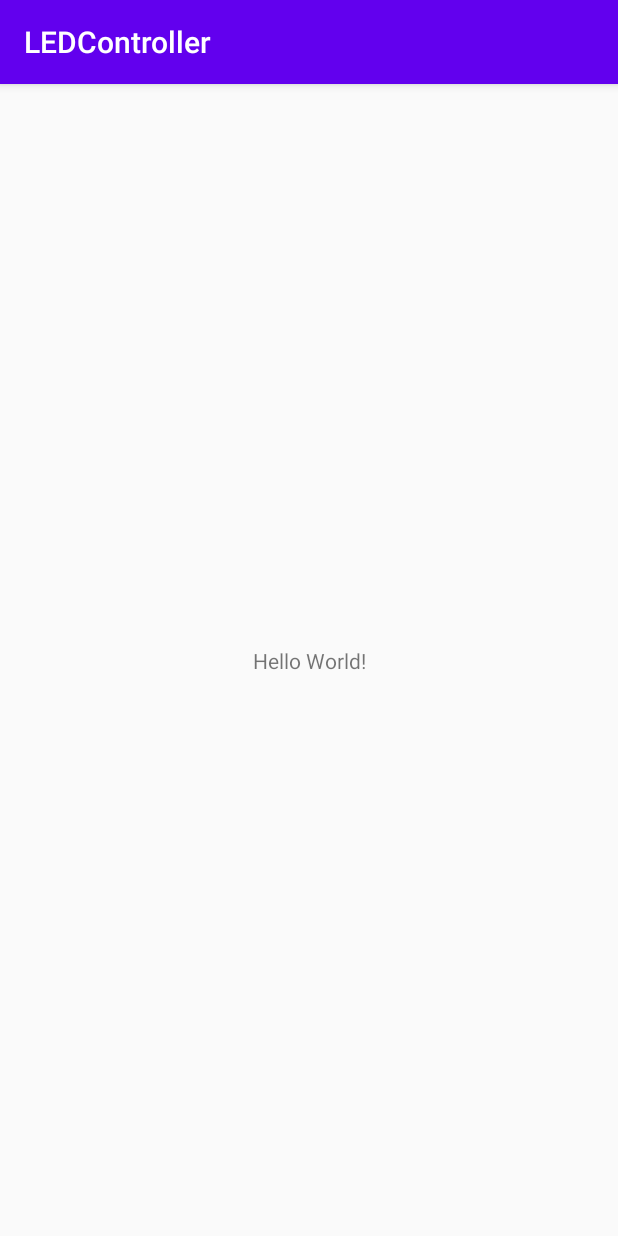
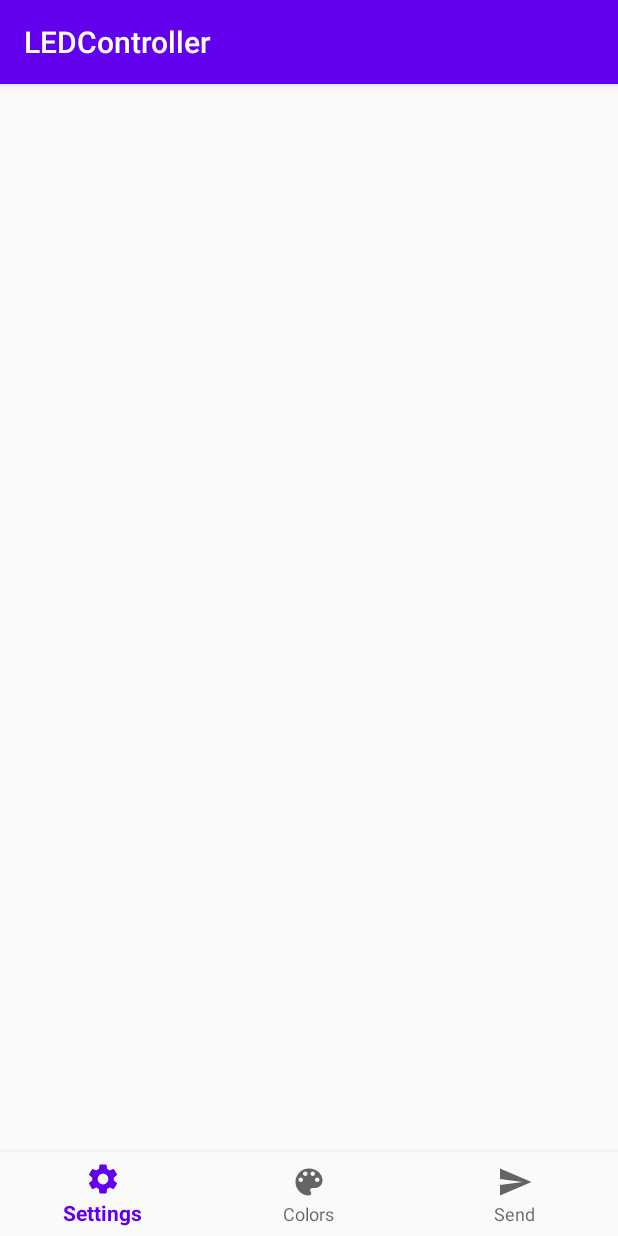
Before and after one commit to Lazloian/LEDControllerV2, an Android app: the screen it shows after launch (MainActivity), on a phone screen of 412 x 824 dp. Run offline under Robolectric (Android 15) with nearby library versions, the light colour scheme and no system bars.

Commit message:
added android app

```diff
--- a/AndroidApp/LEDController/app/build.gradle
+++ b/AndroidApp/LEDController/app/build.gradle
@@ -27,6 +27,7 @@ dependencies {
     implementation fileTree(dir: 'libs', include: ['*.jar'])
 
     implementation 'androidx.appcompat:appcompat:1.1.0'
+    implementation 'com.google.android.material:material:1.1.0'
     implementation 'androidx.constraintlayout:constraintlayout:1.1.3'
     testImplementation 'junit:junit:4.12'
     androidTestImplementation 'androidx.test.ext:junit:1.1.1'
--- /dev/null
+++ b/AndroidApp/LEDController/app/src/main/res/drawable/ic_color_lens_black_24dp.xml
@@ -0,0 +1,9 @@
+<vector xmlns:android="http://schemas.android.com/apk/res/android"
+        android:width="24dp"
+        android:height="24dp"
+        android:viewportWidth="24.0"
+        android:viewportHeight="24.0">
+    <path
+        android:fillColor="#FF000000"
+        android:pathData="M12,3c-4.97,0 -9,4.03 -9,9s4.03,9 9,9c0.83,0 1.5,-0.67 1.5,-1.5 0,-0.39 -0.15,-0.74 -0.39,-1.01 -0.23,-0.26 -0.38,-0.61 -0.38,-0.99 0,-0.83 0.67,-1.5 1.5,-1.5L16,16c2.76,0 5,-2.24 5,-5 0,-4.42 -4.03,-8 -9,-8zM6.5,12c-0.83,0 -1.5,-0.67 -1.5,-1.5S5.67,9 6.5,9 8,9.67 8,10.5 7.33,12 6.5,12zM9.5,8C8.67,8 8,7.33 8,6.5S8.67,5 9.5,5s1.5,0.67 1.5,1.5S10.33,8 9.5,8zM14.5,8c-0.83,0 -1.5,-0.67 -1.5,-1.5S13.67,5 14.5,5s1.5,0.67 1.5,1.5S15.33,8 14.5,8zM17.5,12c-0.83,0 -1.5,-0.67 -1.5,-1.5S16.67,9 17.5,9s1.5,0.67 1.5,1.5 -0.67,1.5 -1.5,1.5z"/>
+</vector>
--- /dev/null
+++ b/AndroidApp/LEDController/app/src/main/res/drawable/ic_send_black_24dp.xml
@@ -0,0 +1,9 @@
+<vector xmlns:android="http://schemas.android.com/apk/res/android"
+        android:width="24dp"
+        android:height="24dp"
+        android:viewportWidth="24.0"
+        android:viewportHeight="24.0">
+    <path
+        android:fillColor="#FF000000"
+        android:pathData="M2.01,21L23,12 2.01,3 2,10l15,2 -15,2z"/>
+</vector>
--- /dev/null
+++ b/AndroidApp/LEDController/app/src/main/res/drawable/ic_settings_black_24dp.xml
@@ -0,0 +1,9 @@
+<vector xmlns:android="http://schemas.android.com/apk/res/android"
+        android:width="24dp"
+        android:height="24dp"
+        android:viewportWidth="24"
+        android:viewportHeight="24">
+    <path
+        android:fillColor="#FF000000"
+        android:pathData="M19.1,12.9a2.8,2.8 0,0 0,0.1 -0.9,2.8 2.8,0 0,0 -0.1,-0.9l2.1,-1.6a0.7,0.7 0,0 0,0.1 -0.6L19.4,5.5a0.7,0.7 0,0 0,-0.6 -0.2l-2.4,1a6.5,6.5 0,0 0,-1.6 -0.9l-0.4,-2.6a0.5,0.5 0,0 0,-0.5 -0.4H10.1a0.5,0.5 0,0 0,-0.5 0.4L9.3,5.4a5.6,5.6 0,0 0,-1.7 0.9l-2.4,-1a0.4,0.4 0,0 0,-0.5 0.2l-2,3.4c-0.1,0.2 0,0.4 0.2,0.6l2,1.6a2.8,2.8 0,0 0,-0.1 0.9,2.8 2.8,0 0,0 0.1,0.9L2.8,14.5a0.7,0.7 0,0 0,-0.1 0.6l1.9,3.4a0.7,0.7 0,0 0,0.6 0.2l2.4,-1a6.5,6.5 0,0 0,1.6 0.9l0.4,2.6a0.5,0.5 0,0 0,0.5 0.4h3.8a0.5,0.5 0,0 0,0.5 -0.4l0.3,-2.6a5.6,5.6 0,0 0,1.7 -0.9l2.4,1a0.4,0.4 0,0 0,0.5 -0.2l2,-3.4c0.1,-0.2 0,-0.4 -0.2,-0.6ZM12,15.6A3.6,3.6 0,1 1,15.6 12,3.6 3.6,0 0,1 12,15.6Z"/>
+</vector>
--- a/AndroidApp/LEDController/app/src/main/res/layout/activity_main.xml
+++ b/AndroidApp/LEDController/app/src/main/res/layout/activity_main.xml
@@ -6,13 +6,19 @@
     android:layout_height="match_parent"
     tools:context=".MainActivity">
 
-    <TextView
-        android:layout_width="wrap_content"
-        android:layout_height="wrap_content"
-        android:text="Hello World!"
-        app:layout_constraintBottom_toBottomOf="parent"
-        app:layout_constraintLeft_toLeftOf="parent"
-        app:layout_constraintRight_toRightOf="parent"
+    <FrameLayout
+        android:id="@+id/fragment_container"
+        android:layout_width="match_parent"
+        android:layout_height="0dp"
+        app:layout_constraintBottom_toTopOf="@+id/bottom_navigation"
         app:layout_constraintTop_toTopOf="parent" />
 
+    <com.google.android.material.bottomnavigation.BottomNavigationView
+        android:id="@+id/bottom_navigation"
+        android:layout_width="match_parent"
+        android:layout_height="wrap_content"
+        app:layout_constraintBottom_toBottomOf="parent"
+        app:menu="@menu/bottom_navigation"
+        android:background="?android:attr/windowBackground"/>
+
 </androidx.constraintlayout.widget.ConstraintLayout>
--- /dev/null
+++ b/AndroidApp/LEDController/app/src/main/res/menu/bottom_navigation.xml
@@ -0,0 +1,19 @@
+<?xml version="1.0" encoding="utf-8"?>
+<menu xmlns:android="http://schemas.android.com/apk/res/android">
+
+    <item
+        android:id="@+id/nav_settings"
+        android:icon="@drawable/ic_settings_black_24dp"
+        android:title="Settings"/>
+
+    <item
+        android:id="@+id/nav_colors"
+        android:icon="@drawable/ic_color_lens_black_24dp"
+        android:title="Colors"/>
+
+    <item
+        android:id="@+id/nav_send"
+        android:icon="@drawable/ic_send_black_24dp"
+        android:title="Send"/>
+
+</menu>
```
